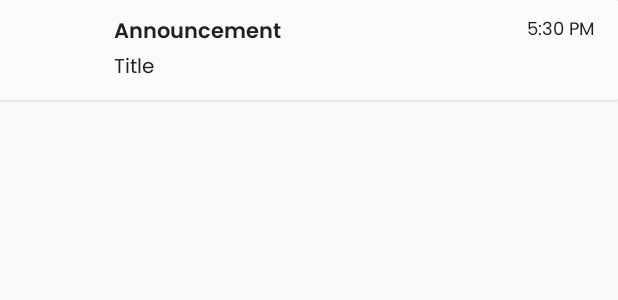
After one commit to Norbz27/Amsems_Android_App, an Android app: the layout custom_notification_layout.xml on its own in the app's theme, with its tools: preview values and no code run, on a phone screen of 412 x 824 dp. The commit adds this screen. Shown: the top 300 px of the screen. Run offline under Robolectric (Android 15) with nearby library versions, the phone set to English and light mode, and no system bars; network calls fail.

Commit message:
notification update

```diff
--- a/app/build.gradle
+++ b/app/build.gradle
@@ -59,4 +59,6 @@ dependencies {
     implementation 'com.microsoft.sqlserver:mssql-jdbc:12.4.2.jre8'
     implementation 'com.google.android.gms:play-services-auth:20.7.0'
     implementation "com.airbnb.android:lottie:6.3.0"
+    implementation 'com.pusher:pusher-java-client:2.4.2'
+    implementation 'org.json:json:20210307'
 }
--- a/app/src/main/AndroidManifest.xml
+++ b/app/src/main/AndroidManifest.xml
@@ -4,7 +4,9 @@
 
     <uses-permission android:name="android.permission.INTERNET" />
     <uses-permission android:name="android.permission.ACCESS_NETWORK_STATE" />
+    <uses-permission android:name="android.permission.POST_NOTIFICATIONS" />
     <uses-permission android:name="android.permission.READ_EXTERNAL_STORAGE" />
+    <uses-permission android:name="android.permission.POST_NOTIFICATIONS" />
 
     <application
         android:allowBackup="true"
@@ -17,6 +19,9 @@
         android:supportsRtl="true"
         android:theme="@style/Theme.NoActionbar"
         tools:targetApi="31">
+        <activity
+            android:name=".NotificationActivity"
+            android:exported="false" />
         <activity
             android:name=".EventInfoActivity"
             android:exported="false" />
--- a/app/src/main/res/layout/activity_event_info.xml
+++ b/app/src/main/res/layout/activity_event_info.xml
@@ -177,7 +177,7 @@
                     android:id="@+id/tvAudience"
                     android:layout_width="wrap_content"
                     android:layout_height="wrap_content"
-                    android:text="All Student"
+                    android:text="@string/empty"
                     android:textSize="16sp"
                     android:layout_marginStart="40dp"
                     android:fontFamily="@font/poppins_regular"/>
@@ -203,7 +203,7 @@
                     android:id="@+id/tvAttendance"
                     android:layout_width="wrap_content"
                     android:layout_height="wrap_content"
-                    android:text="Required"
+                    android:text="@string/empty"
                     android:textSize="16sp"
                     android:layout_marginStart="25dp"
                     android:fontFamily="@font/poppins_regular"/>
@@ -227,7 +227,7 @@
                     android:id="@+id/tvPenalty"
                     android:layout_width="wrap_content"
                     android:layout_height="wrap_content"
-                    android:text="Yes"
+                    android:text="@string/empty"
                     android:textSize="16sp"
                     android:layout_marginStart="55dp"
                     android:fontFamily="@font/poppins_regular"/>
--- /dev/null
+++ b/app/src/main/res/layout/custom_notification_layout.xml
@@ -0,0 +1,51 @@
+<?xml version="1.0" encoding="utf-8"?>
+<androidx.cardview.widget.CardView xmlns:android="http://schemas.android.com/apk/res/android"
+    android:layout_width="match_parent"
+    android:layout_height="wrap_content"
+    android:background="@color/back">
+
+    <RelativeLayout
+        android:layout_width="match_parent"
+        android:layout_height="match_parent"
+        android:paddingHorizontal="15dp"
+        android:paddingVertical="10dp"
+        android:background="@color/back">
+
+        <ImageView
+            android:id="@+id/imageViewLetter"
+            android:layout_width="45dp"
+            android:layout_height="45dp"
+            android:layout_marginRight="15dp"
+            android:layout_centerVertical="true"/>
+
+        <TextView
+            android:id="@+id/tvNotify"
+            android:layout_width="wrap_content"
+            android:layout_height="wrap_content"
+            android:fontFamily="@font/poppins_semibold"
+            android:text="Announcement"
+            android:textColor="#202020"
+            android:layout_toRightOf="@id/imageViewLetter"/>
+
+        <TextView
+            android:id="@+id/tvTitle"
+            android:layout_width="wrap_content"
+            android:layout_height="wrap_content"
+            android:fontFamily="@font/poppins_regular"
+            android:layout_below="@id/tvNotify"
+            android:textSize="13sp"
+            android:text="Title"
+            android:textColor="#202020"
+            android:layout_toRightOf="@id/imageViewLetter"/>
+
+        <TextView
+            android:id="@+id/tvDate"
+            android:layout_width="wrap_content"
+            android:layout_height="wrap_content"
+            android:fontFamily="@font/poppins_regular"
+            android:text="5:30 PM"
+            android:textColor="#202020"
+            android:textSize="12sp"
+            android:layout_alignParentRight="true"/>
+    </RelativeLayout>
+</androidx.cardview.widget.CardView>
--- a/app/src/main/res/layout/events_layout.xml
+++ b/app/src/main/res/layout/events_layout.xml
@@ -31,6 +31,8 @@
                 android:layout_height="wrap_content"
                 android:layout_marginStart="24dp"
                 android:fontFamily="@font/poppins_semibold"
+                android:ems="10"
+                android:ellipsize="end"
                 android:text="Event Name"
                 android:textColor="@color/black"
                 android:textSize="16sp"
--- a/app/src/main/res/values/strings.xml
+++ b/app/src/main/res/values/strings.xml
@@ -9,4 +9,5 @@
     <string name="edit">edit</string>
 
     <string name="changePrf_button_text"><font size="15">Change Profile Picture</font>\n<font style="normal" size="9">Upload a PNG or JPG Image</font></string>
+    <string name="empty" />
 </resources>
```
Also changed, not shown: app/src/main/java/com/example/amsems/BalanceFragment.java (+30 -20 lines), app/src/main/java/com/example/amsems/EventInfoActivity.java (+7 -0 lines), app/src/main/java/com/example/amsems/HomeFragment.java (+13 -14 lines), app/src/main/java/com/example/amsems/NavigationActivity.java (+117 -3 lines), app/src/main/java/com/example/amsems/NotificationActivity.java (added, +189 -0 lines), app/src/main/java/com/example/amsems/utils/NotificationAdapter.java (added, +80 -0 lines), app/src/main/java/com/example/amsems/utils/NotificationHelper.java (added, +42 -0 lines), app/src/main/res/layout/activity_notification.xml (added, +40 -0 lines).
